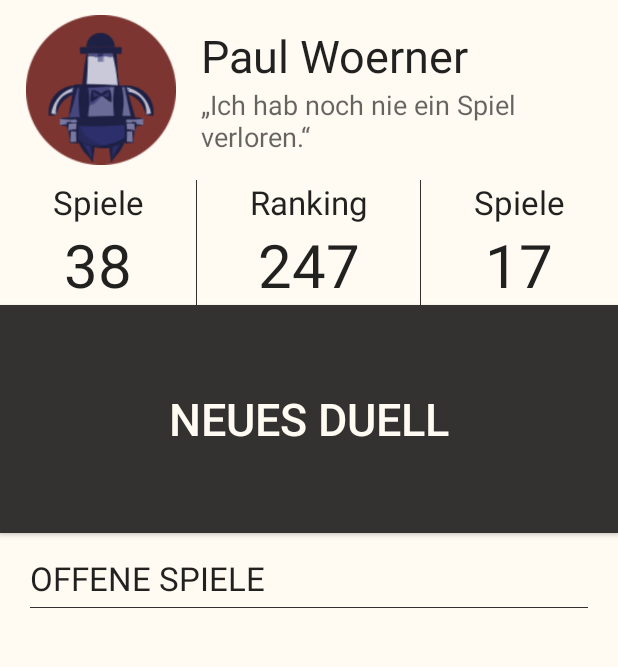
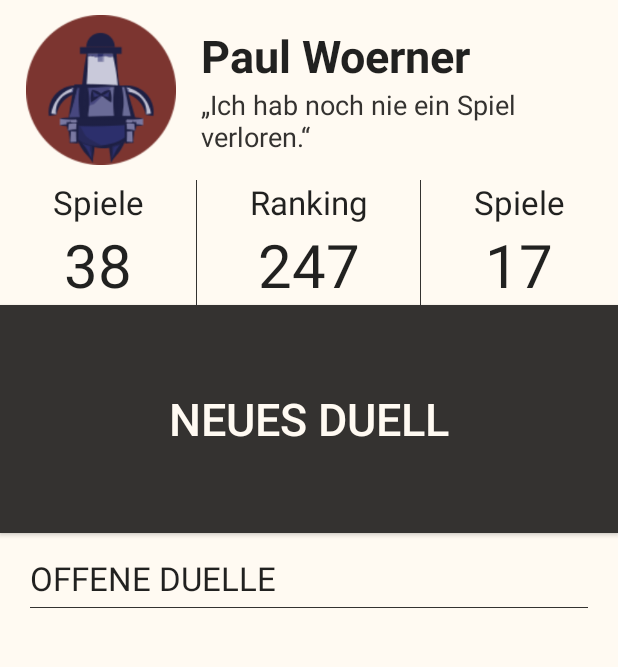
Before and after one commit to yannickschuchmann/peng-android, an Android app: the screen it shows after launch (MainActivity), on a phone screen of 412 x 824 dp, the part 168-835 px from its top. Run offline under Robolectric (Android 15) with nearby library versions, the light colour scheme and no system bars.

Commit message:
created customView SectionHeadline

```diff
--- a/app/build.gradle
+++ b/app/build.gradle
@@ -15,6 +15,7 @@ repositories {
 android {
     compileSdkVersion 21
     buildToolsVersion "22.0.1"
+
     defaultConfig {
         applicationId "com.yannickschuchmann.peng.app"
         minSdkVersion 17
@@ -42,11 +43,6 @@ dependencies {
 
     // Google libraries
     compile 'com.android.support:appcompat-v7:22.2.0'
-    compile 'com.android.support:recyclerview-v7:21.0.3'
-
-    // Square libraries
-    compile 'com.squareup.picasso:picasso:2.4.0'
-    compile 'com.jakewharton:butterknife:6.0.0'
 
     compile 'com.github.nkzawa:socket.io-client:0.5.1'
     compile 'com.github.nkzawa:engine.io-client:0.5.1'
--- a/app/src/main/AndroidManifest.xml
+++ b/app/src/main/AndroidManifest.xml
@@ -22,6 +22,10 @@
                 <category android:name="android.intent.category.LAUNCHER" />
             </intent-filter>
         </activity>
+        <activity
+            android:name=".ProfileActivity"
+            android:label="@string/title_activity_profile" >
+        </activity>
     </application>
 
 </manifest>
--- /dev/null
+++ b/app/src/main/java/com/yannickschuchmann/peng/app/SectionHeadline.java
@@ -0,0 +1,69 @@
+package com.yannickschuchmann.peng.app;
+
+import android.content.Context;
+import android.content.res.TypedArray;
+import android.graphics.Canvas;
+import android.graphics.Paint;
+import android.graphics.drawable.Drawable;
+import android.text.TextPaint;
+import android.util.AttributeSet;
+import android.util.Log;
+import android.view.View;
+import android.widget.LinearLayout;
+import android.widget.TextView;
+
+
+public class SectionHeadline extends LinearLayout {
+    private String mHeadline;
+    TextView mHeadlineView;
+
+    public SectionHeadline(Context context) {
+        super(context);
+        init(context);
+    }
+
+    public SectionHeadline(Context context, AttributeSet attrs) {
+        super(context, attrs);
+        init(context, attrs);
+    }
+
+    public SectionHeadline(Context context, AttributeSet attrs, int defStyle) {
+        super(context, attrs, defStyle);
+        init(context, attrs);
+    }
+
+    private void init(Context context) {
+        this.init(context, null);
+    }
+
+    private void init(Context context, AttributeSet attrs) {
+        View.inflate(context, R.layout.section_headline, this);
+        mHeadlineView = (TextView) findViewById(R.id.headline);
+
+        String headlineText = "HeadlineText";
+
+        // Assign custom attributes
+        if (attrs != null) {
+            TypedArray a = context.getTheme().obtainStyledAttributes(
+                    attrs,
+                    R.styleable.SectionHeadline,
+                    0, 0);
+
+
+            try {
+                headlineText = a.getString(R.styleable.SectionHeadline_headlineText);
+            } catch (Exception e) {
+                Log.e("SectionHeadline", "There was an error loading attributes.");
+            } finally {
+                a.recycle();
+            }
+
+        }
+        setHeadlineText(headlineText);
+    }
+
+    public void setHeadlineText(String text) {
+        mHeadlineView.setText(text);
+    }
+
+}
--- a/app/src/main/res/layout/activity_main.xml
+++ b/app/src/main/res/layout/activity_main.xml
@@ -1,5 +1,6 @@
 <RelativeLayout xmlns:android="http://schemas.android.com/apk/res/android"
                 xmlns:tools="http://schemas.android.com/tools"
+                xmlns:custom="http://schemas.android.com/apk/res-auto"
                 android:layout_width="match_parent"
                 android:layout_height="match_parent"
                 tools:context="com.yannickschuchmann.peng.app.MainActivity">
@@ -52,7 +53,7 @@
                             android:textAppearance="?android:attr/textAppearanceLarge"
                             android:text="Paul Woerner"
                             android:id="@+id/user_name" android:textIsSelectable="false"
-                            android:textSize="@dimen/profile_user_name"/>
+                            android:textSize="@dimen/profile_user_name" android:textStyle="bold"/>
                     <TextView
                             android:layout_width="fill_parent"
                             android:layout_height="wrap_content"
@@ -60,7 +61,7 @@
                             android:text="„Ich hab noch nie ein Spiel verloren.“"
                             android:id="@+id/user_slogan" android:singleLine="false" android:autoText="false"
                             android:nestedScrollingEnabled="false" android:elegantTextHeight="false"
-                            android:editable="false"/>
+                            android:editable="false" android:textColor="@color/theme_primary"/>
                 </LinearLayout>
             </LinearLayout>
             <LinearLayout
@@ -114,21 +115,13 @@
                     android:id="@+id/buttonNewDuel" android:layout_gravity="center_horizontal"
                     android:background="@color/theme_primary" android:textColor="@color/theme_text_light"
                     android:textSize="30dp"/>
-            <LinearLayout
-                    android:orientation="vertical"
-                    android:layout_width="fill_parent"
-                    android:layout_height="fill_parent">
-                <TextView
-                        android:layout_width="fill_parent"
-                        android:layout_height="wrap_content"
-                        android:textAppearance="?android:attr/textAppearanceLarge"
-                        android:text="Offene Spiele"
-                        android:background="@drawable/border_bottom"
-                        android:textAllCaps="true"
-                        android:id="@+id/textView2" android:paddingLeft="0dp"
-                        android:paddingRight="0dp" android:paddingTop="15dp" android:paddingBottom="5dp"
-                        android:layout_marginLeft="20dp" android:layout_marginRight="20dp"/>
-            </LinearLayout>
+            <com.yannickschuchmann.peng.app.SectionHeadline
+                    android:layout_width="match_parent"
+                    android:layout_height="wrap_content"
+                    android:id="@+id/headline1"
+                    custom:headlineText="Offene Duelle"
+                    />
+
         </LinearLayout>
     </ScrollView>
 
--- /dev/null
+++ b/app/src/main/res/layout/section_headline.xml
@@ -0,0 +1,11 @@
+<?xml version="1.0" encoding="utf-8"?>
+<merge xmlns:android="http://schemas.android.com/apk/res/android"
+       android:layout_width="match_parent"
+       android:layout_height="wrap_content">
+    <TextView android:layout_width="fill_parent" android:layout_height="wrap_content"
+                  android:textAppearance="?android:attr/textAppearanceLarge" android:text="Statistik"
+                  android:background="@drawable/border_bottom" android:textAllCaps="true"
+                  android:id="@+id/headline" android:paddingLeft="0dp" android:paddingRight="0dp"
+                  android:paddingTop="15dp" android:paddingBottom="5dp" android:layout_marginLeft="20dp"
+                  android:layout_marginRight="20dp"/>
+</merge>
--- /dev/null
+++ b/app/src/main/res/values/attrs.xml
@@ -0,0 +1,5 @@
+<resources>
+    <declare-styleable name="SectionHeadline">
+        <attr name="headlineText" format="string" />
+    </declare-styleable>
+</resources>
--- a/app/src/main/res/values/colors.xml
+++ b/app/src/main/res/values/colors.xml
@@ -2,6 +2,7 @@
 <resources>
     <color name="theme_primary">#343230</color>
     <color name="theme_text_light">#FFFAF2</color>
+    <color name="theme_text_gray">#4A6260</color>
     <color name="theme_accent">#6D241C</color>
     <color name="theme_window_background">#FFFAF2</color>
 </resources>
--- a/app/src/main/res/values/strings.xml
+++ b/app/src/main/res/values/strings.xml
@@ -14,4 +14,5 @@
     <string name="title_activity_main">MainActivity</string>
 
     <string name="hello_world">Hello world!</string>
+    <string name="title_activity_profile">ProfileActivity</string>
 </resources>
```
Also changed, not shown: app/src/main/java/com/yannickschuchmann/peng/app/ProfileActivity.java (added, +39 -0 lines), app/src/main/res/layout/activity_oldmain.xml (deleted, +0 -31 lines), app/src/main/res/layout/activity_profile.xml (added, +74 -0 lines), app/src/main/res/menu/menu_profile.xml (added, +9 -0 lines), 1 other file.
